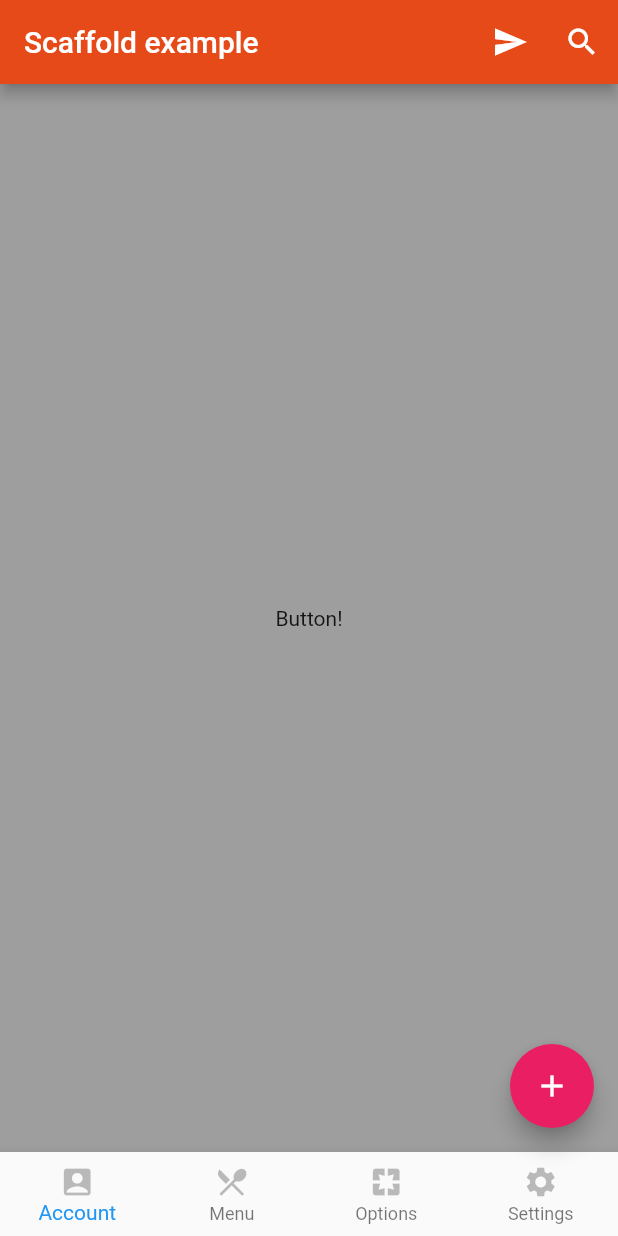
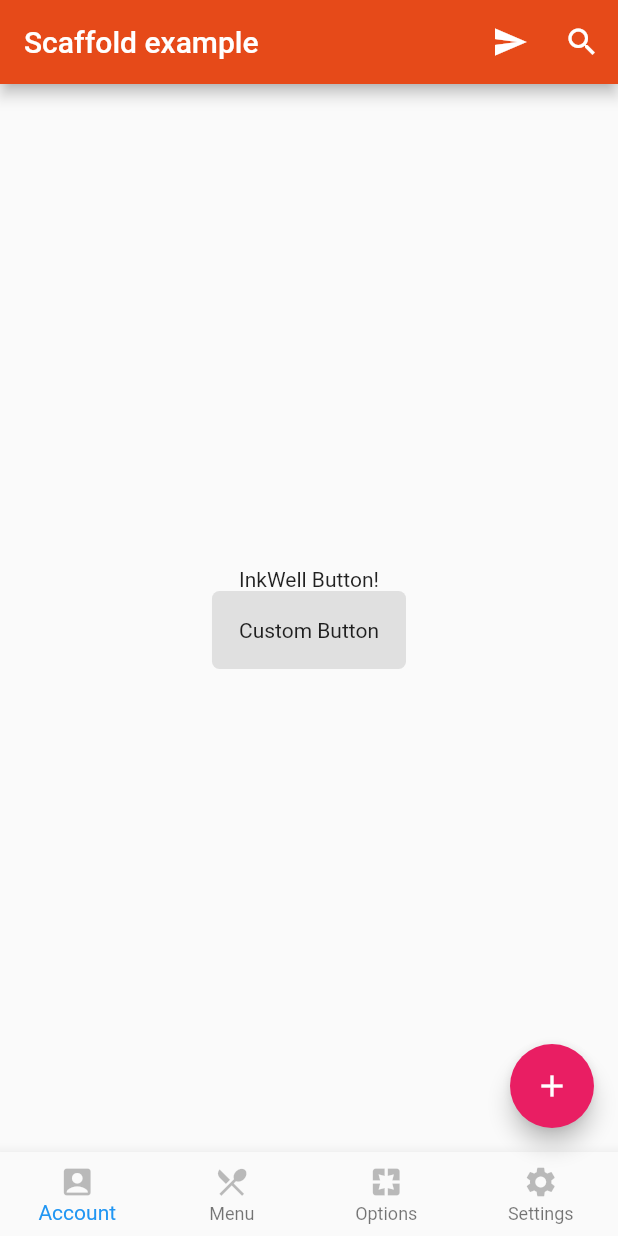
Before and after one commit to mkmad/dartExample, a Flutter app: the screen it shows after launch, on a phone screen of 412 x 824 dp. Run offline on Flutter 3.47's test engine with Material 2 defaults, Android fonts, the phone set to English and light mode, and no system bars.

Commit message:
Building custom widgets, Interacting with scaffold to show snackbar, Fetching the default values from Theme attributes and creating GestureDetectors

```diff
--- a/lib/scaffoldExample.dart
+++ b/lib/scaffoldExample.dart
@@ -34,7 +34,7 @@ class ScaffoldHome extends StatelessWidget {
       // The hierarchy of the body is:
       // Container -> Column -> [Inkwell]
       body: new Container(
-        color: Colors.grey,
+        //color: Colors.grey,
         // set the alignment of the container to center
         alignment: Alignment.center,
         child: new Column(
@@ -44,10 +44,15 @@ class ScaffoldHome extends StatelessWidget {
             // be a row in the column
             children: <Widget>[
               // Inkwell is a rectangular area of a Material that responds to touch.
+              // it has the onTap function keyword that responds to touchs
               new InkWell(
-                child: new Text("Button!"),
+                child: new Text("InkWell Button!"),
                 onTap: () => debugPrint("Button Tapped!"),
               ),
+
+              // Adding a custom button (see below for details on how
+              // this button is built)
+              new CustomButton(),
             ]),
       ),
 
@@ -96,3 +101,58 @@ class ScaffoldHome extends StatelessWidget {
     return createScafflod();
   }
 }
+
+// Build a custom widget (here a custom button which responds to
+// gestures ) and return it to one of the children in the
+// container column of the body
+// Note: This is a separate class and not part of the Scaffold class
+//       above
+class CustomButton extends StatelessWidget {
+  @override
+  Widget build(BuildContext context) {
+    return GestureDetector(
+      // Assign a event handler to opTap that responds to tap
+      // Note: onTap should be a function returning a widget
+      // onTap: createSnackBar(context) will not work
+      onTap: () => createSnackBar(context),
+
+      // Create a container that will serve as a button and
+      // since this container is a child of GestureDetector
+      // it will respond to all the touch events of the
+      // GestureDetector
+      child: new Container(
+        // Create a text field that serves as the button text
+        child: new Text("Custom Button"),
+
+        // Note: Since the container is a large canvas we need
+        //       decorate it to look like a button
+        decoration: new BoxDecoration(
+            // Note: We get the default button color based on the current
+            //       material theme by calling the Theme attribute
+            color: Theme.of(context).buttonColor,
+
+            // assigning a border radius to the container
+            borderRadius: new BorderRadius.circular(5.0)),
+
+        // We need this padding because the container wraps around
+        // the largest child inside it so without this padding the container
+        // would just be the size of the Text field
+        padding: new EdgeInsets.all(18.0),
+      ),
+    );
+  }
+
+  // This function serves as an event handler for the GestureDetector's onTap
+  createSnackBar(BuildContext context) {
+    // create a snackbar
+    final sb = new SnackBar(content: new Text("Button tapped"));
+
+    // attach a snack bar to the scaffold
+
+    // This line translates to, show snack bar using the
+    // scaffold who's context is 'context'
+    // Note: Scaffold (like the Theme var) is a global attribute
+    //       which we can make use of in such scenarios
+    Scaffold.of(context).showSnackBar(sb);
+  }
+}
```
Also changed, not shown: 10 other files.
